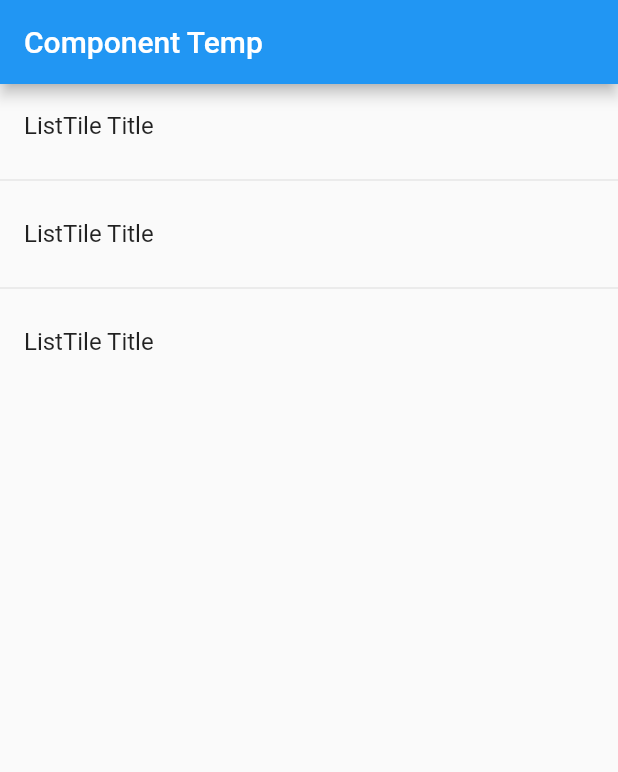
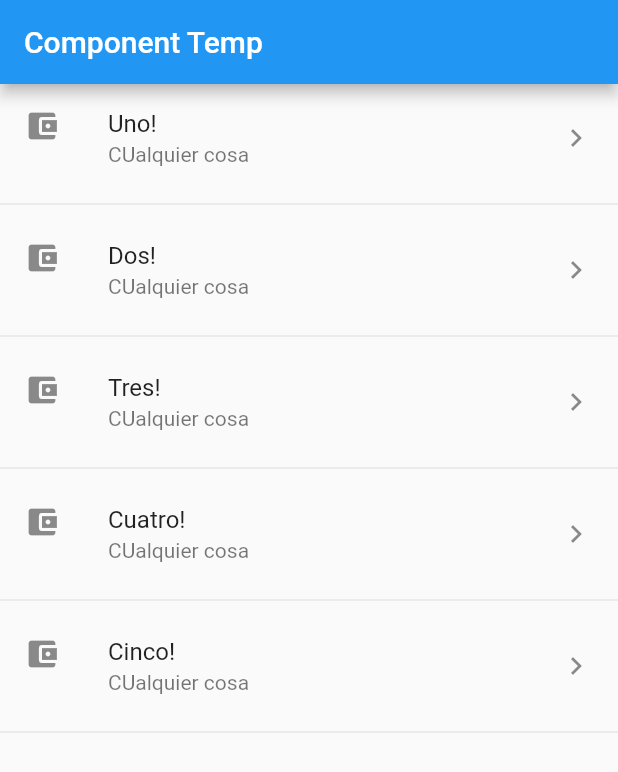
Before and after one commit to jaimetellezb/flutter-components, a Flutter app: the screen it shows after launch, on a phone screen of 412 x 824 dp. Shown: the top 772 px of the screen. Run offline on Flutter 3.47's test engine with Material 2 defaults, Android fonts, the phone set to English and light mode, and no system bars.

Commit message:
Home Page temporal

```diff
--- a/lib/src/home_temp.dart
+++ b/lib/src/home_temp.dart
@@ -1,27 +1,51 @@
 import 'package:flutter/material.dart';
 
 class HomePageTemp extends StatelessWidget {
+  final options = ['Uno', 'Dos', 'Tres', 'Cuatro', 'Cinco'];
+
   @override
   Widget build(BuildContext context) {
     return Scaffold(
       appBar: AppBar(
         title: Text('Component Temp'),
       ),
-      body: ListView(children: [
-        ListTile(
-          title: Text('ListTile Title'),
-        ),
-        Divider(),
-        ListTile(
-          title: Text('ListTile Title'),
-        ),
-        Divider(),
-        ListTile(
-          title: Text('ListTile Title'),
-        ),
-
-        ],
+      body: ListView(
+        children: _createItemsShort(),
       ),
     );
   }
+
+  // Opción 1 para devolver una lista de widgets
+  List<Widget> _createItems() {
+    // opción 1
+    List<Widget> list = new List<Widget>();
+    for (String item in options) {
+      final tempWidget = ListTile(
+        title: Text(item),
+      );
+
+      // operador de cascada
+      list..add(tempWidget)..add(Divider());
+    }
+
+    return list;
+  }
+
+  // Opción 1 para devolver una lista de widgets (recomendada)
+  List<Widget> _createItemsShort() {
+    return options.map((String element) {
+      return Column(
+        children: [
+          ListTile(
+            title: Text(element + '!'),
+            subtitle: Text('CUalquier cosa'),
+            leading: Icon(Icons.account_balance_wallet),
+            trailing: Icon(Icons.keyboard_arrow_right),
+            onTap: () {},
+          ),
+          Divider()
+        ],
+      );
+    }).toList();
+  }
 }
```
